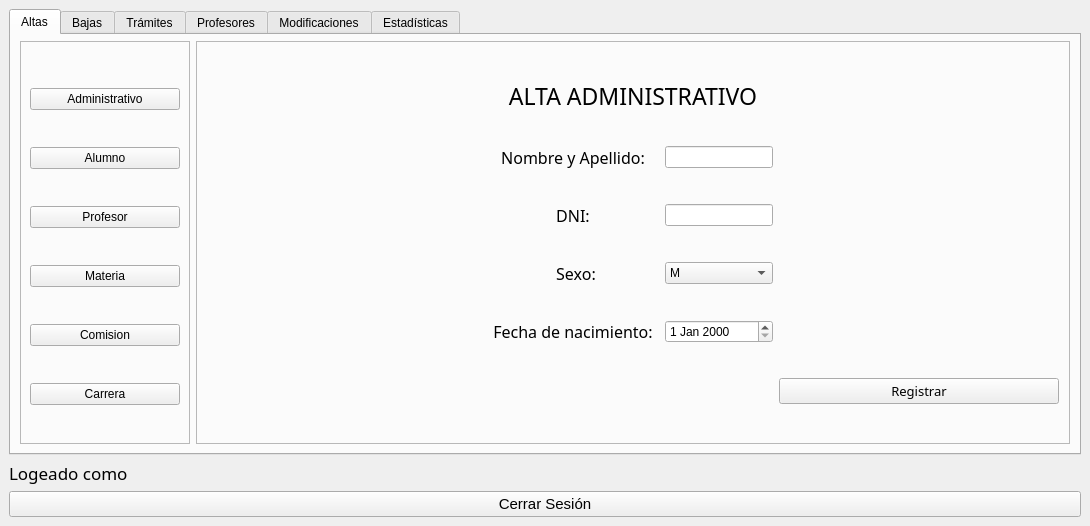
Above: designer/systemadmin.ui from LeonelScalise/EDDYPOO-REY_V2.0 before the change. Below: the same form after it.
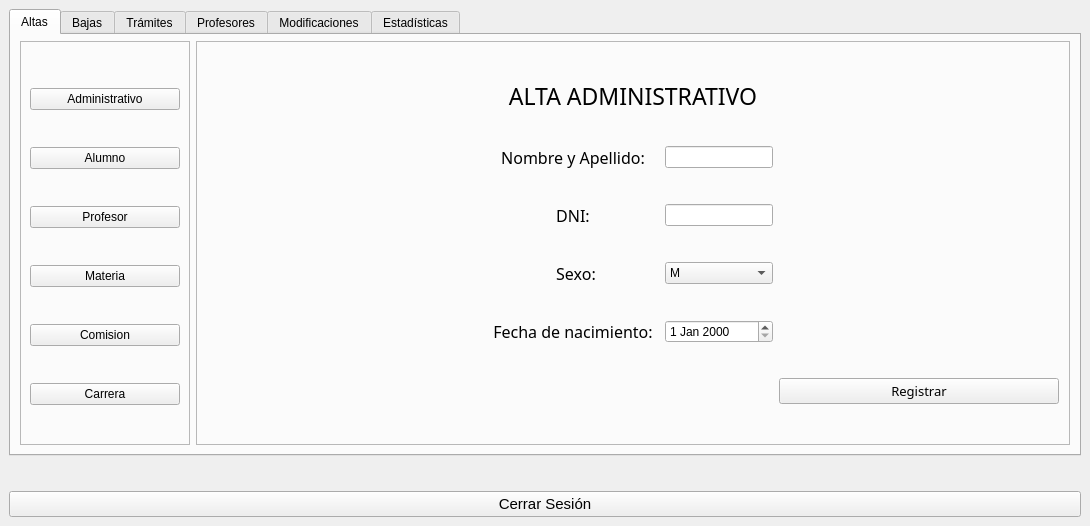
That is the form after the change.

Diff of the .ui file:
```diff
--- a/designer/systemadmin.ui
+++ b/designer/systemadmin.ui
@@ -47,7 +47,7 @@
        </font>
       </property>
       <property name="text">
-       <string>Logeado como</string>
+       <string/>
       </property>
       <property name="alignment">
        <set>Qt::AlignLeading|Qt::AlignLeft|Qt::AlignVCenter</set>
```
